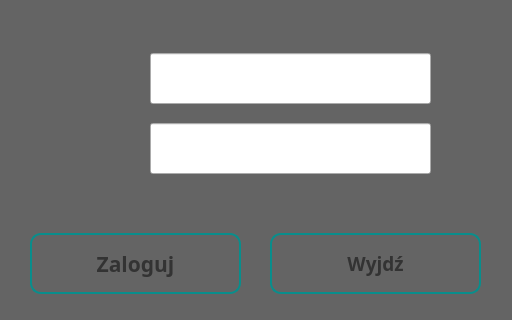
RStravinsky/SERVIS_app, file logindialog.ui: the form before one commit; both pictures show x 0 to 512 and y 177 to 497 of the 512 by 497 pixel window.
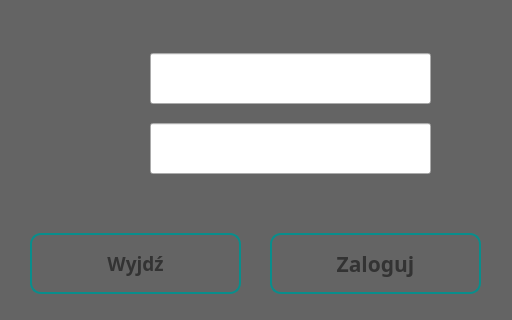
The form after the commit.

```diff
--- a/logindialog.ui
+++ b/logindialog.ui
@@ -69,7 +69,7 @@
   <widget class="QPushButton" name="quit_button">
    <property name="geometry">
     <rect>
-     <x>270</x>
+     <x>30</x>
      <y>410</y>
      <width>211</width>
      <height>61</height>
@@ -93,7 +93,7 @@
   <widget class="QPushButton" name="login_button">
    <property name="geometry">
     <rect>
-     <x>30</x>
+     <x>270</x>
      <y>410</y>
      <width>211</width>
      <height>61</height>
```
Left out of the diff: 8 changed lines with no effect on the pictures.
